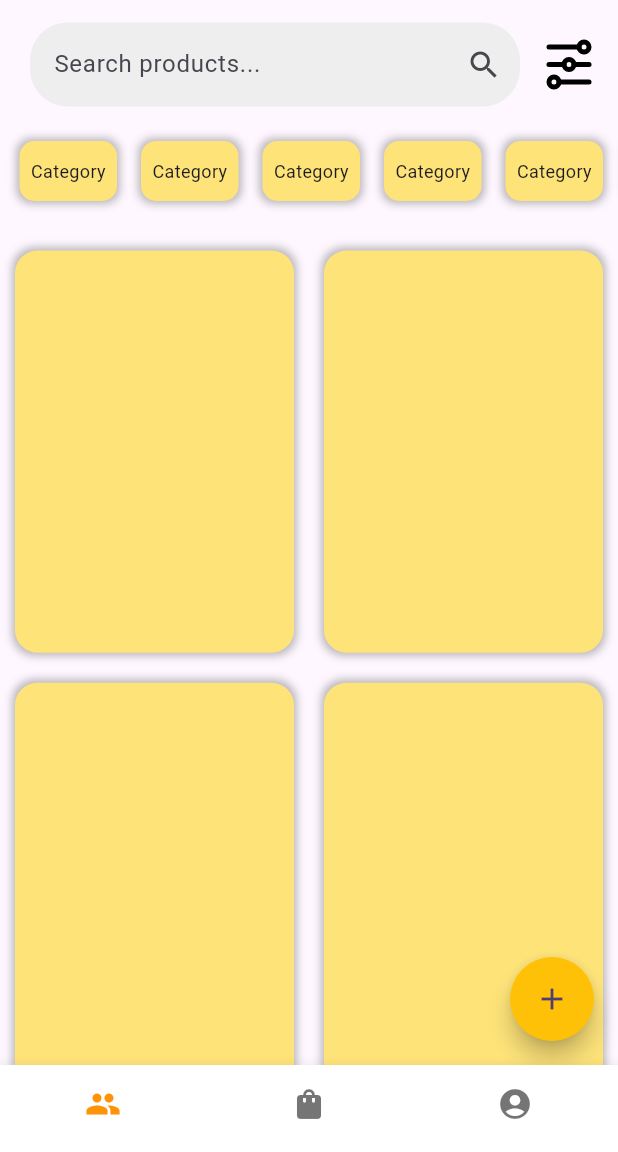
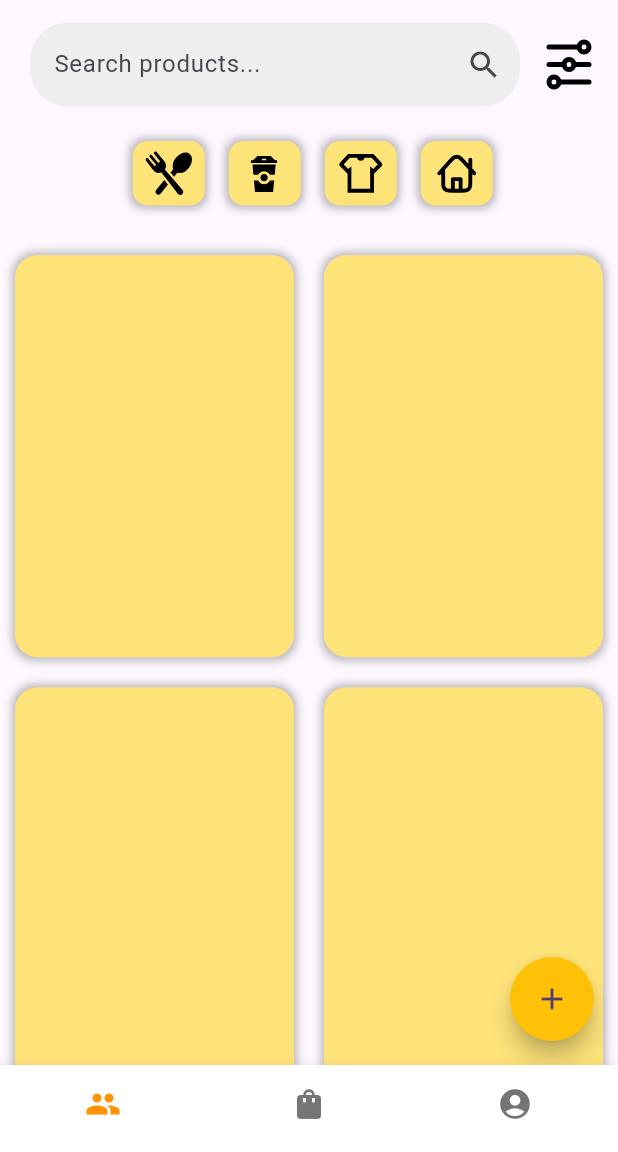
Before and after one commit to jayjirat/tuGreater, a Flutter app: the screen it shows after launch, on a phone screen of 412 x 824 dp, the part 84-1236 px from its top. Run offline on Flutter 3.47's test engine with Material 3 defaults, Android fonts, the phone set to English and light mode, and no system bars; our stand-ins replace file_picker, flutter_dotenv, flutter_svg, image_picker.

Commit message:
add category icon edit post item nav add models folder

```diff
--- /dev/null
+++ b/frontend/lib/models/Products.dart
@@ -0,0 +1 @@
+class Products {}
--- a/frontend/lib/pages/add_items.dart
+++ b/frontend/lib/pages/add_items.dart
@@ -4,6 +4,7 @@ import 'package:flutter/material.dart';
 import 'package:frontend/components/toolbar.dart';
 import 'package:flutter_svg/flutter_svg.dart';
 import 'package:flutter/services.dart';
+import 'package:frontend/main.dart';
 import 'package:frontend/pages/shop.dart';
 import 'package:http/http.dart' as http;
 import 'package:image_picker/image_picker.dart';
@@ -567,7 +568,7 @@ class _AddItemsState extends State<AddItems> {
                           createProduct();
                           Navigator.push(
                             context,
-                            MaterialPageRoute(builder: (context) => Shop()),
+                            MaterialPageRoute(builder: (context) => MyApp()),
                           );
                         },
                         style: ButtonStyle(
--- a/frontend/lib/pages/shop.dart
+++ b/frontend/lib/pages/shop.dart
@@ -14,6 +14,13 @@ class Shop extends StatefulWidget {
 
 class _ShopState extends State<Shop> {
   bool isClicked = false;
+  var iconCategoriesList = [
+    'assets/svg/food.svg',
+    'assets/svg/drink.svg',
+    'assets/svg/clothes.svg',
+    'assets/svg/dormitory.svg'
+  ];
+
   @override
   Widget build(BuildContext context) {
     return Scaffold(
@@ -94,11 +101,11 @@ class _ShopState extends State<Shop> {
               padding: EdgeInsets.only(left: 5), //ที่ว่างขอบจอซ้าย
               child: Row(
                 children: [
-                  for (var i = 0; i < 7; i++)
+                  for (var i = 0; i < 4; i++)
                     Container(
                       //ช่องสี่เหลี่ยม
-                      height: 40,
-                      width: 65,
+                      height: 43,
+                      width: 48,
                       margin: EdgeInsets.all(8),
                       decoration: BoxDecoration(
                           color: Color.fromARGB(255, 254, 227, 121),
@@ -111,13 +118,8 @@ class _ShopState extends State<Shop> {
                             )
                           ]),
                       child: Padding(
-                        padding: EdgeInsets.all(6),
-                        child: Center(
-                            child: Text(
-                          "Category",
-                          style: TextStyle(fontSize: 12),
-                        )),
-                      ),
+                          padding: EdgeInsets.all(6),
+                          child: SvgPicture.asset(iconCategoriesList[i])),
                     )
                 ],
               ),
```
Also changed, not shown: frontend/assets/svg/clothes.svg (added), frontend/assets/svg/dormitory.svg (added), frontend/assets/svg/drink.svg (added), frontend/assets/svg/food.svg (added), 1 other file.
